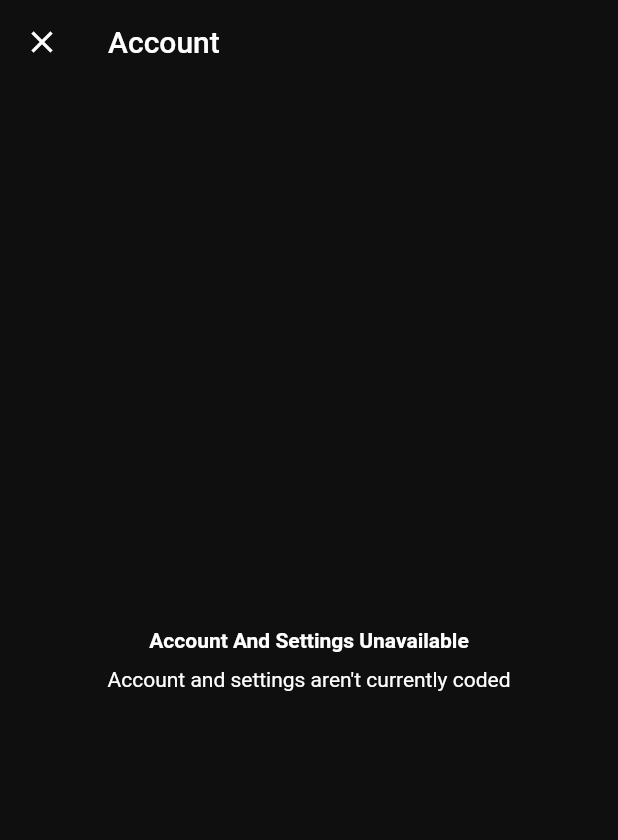
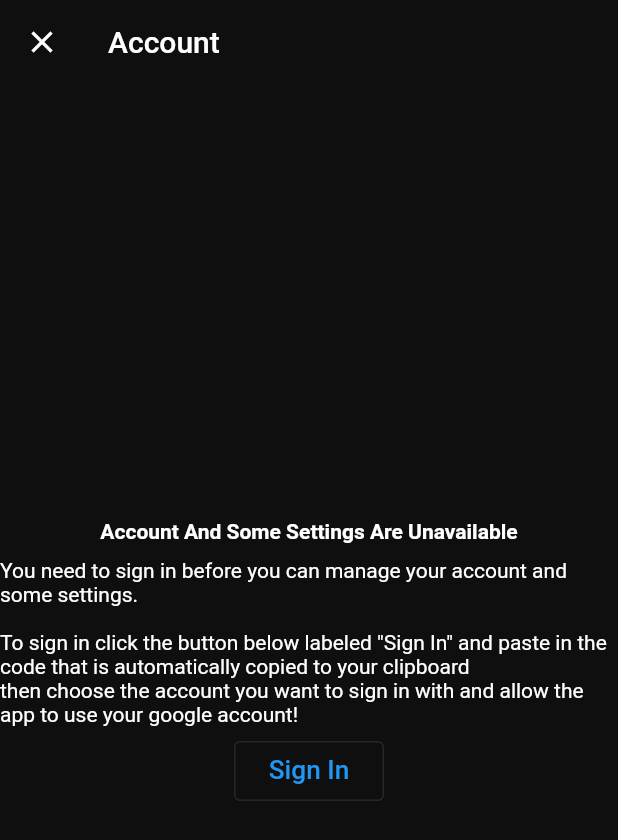
Before and after one commit to NickJ-7010/youtube_app, a Flutter app: the AccountPage screen opened directly, on a phone screen of 412 x 824 dp. Shown: the top 840 px of the screen. Run offline on Flutter 3.47's test engine with Material 2 defaults, Android fonts, the phone set to English and light mode, and no system bars; network calls fail.

Commit message:
Start sign in page

```diff
--- a/lib/pages.dart
+++ b/lib/pages.dart
@@ -7,3 +7,4 @@ export 'pages/cast.dart';
 export 'pages/notification.dart';
 export 'pages/search.dart';
 export 'pages/account.dart';
+export 'pages/sign_in.dart';
--- a/lib/pages/account.dart
+++ b/lib/pages/account.dart
@@ -1,4 +1,8 @@
+// ignore_for_file: avoid_print
+
 import 'package:flutter/material.dart';
+
+import '../pages.dart';
 
 class AccountPage extends StatelessWidget {
   @override
@@ -24,21 +28,60 @@ class AccountPage extends StatelessWidget {
         body: Center(
           child: Column(
             mainAxisAlignment: MainAxisAlignment.center,
-            children: const [
-              Padding(
+            children: [
+              const Padding(
                 padding: EdgeInsets.only(bottom: 10),
                 child: Text(
-                  'Account And Settings Unavailable',
+                  'Account And Some Settings Are Unavailable',
                   style: TextStyle(
                     fontWeight: FontWeight.bold,
                     color: Colors.white,
                   ),
                 ),
               ),
-              Text(
-                'Account and settings aren\'t currently coded',
+              const Text(
+                'You need to sign in before you can manage your account and some settings.\n',
                 style: TextStyle(
                   color: Colors.white,
+                ),
+              ),
+              const Text(
+                'To sign in click the button below labeled "Sign In" and paste in the code that is automatically copied to your clipboard',
+                style: TextStyle(
+                  color: Colors.white,
+                ),
+              ),
+              const Text(
+                'then choose the account you want to sign in with and allow the app to use your google account!',
+                style: TextStyle(
+                  color: Colors.white,
+                ),
+              ),
+              Padding(
+                padding: const EdgeInsets.only(top: 10),
+                child: Row(
+                  mainAxisAlignment: MainAxisAlignment.center,
+                  children: [
+                    SizedBox(
+                      height: 40,
+                      width: 100,
+                      child: OutlinedButton(
+                        onPressed: () {
+                          Navigator.push(
+                              context,
+                              MaterialPageRoute(
+                                  builder: (context) => SignInPage()));
+                        },
+                        style: OutlinedButton.styleFrom(
+                          side: const BorderSide(color: Colors.white10),
+                        ),
+                        child: const Text(
+                          'Sign In',
+                          textScaleFactor: 1.25,
+                        ),
+                      ),
+                    ),
+                  ],
                 ),
               ),
             ],
```
Also changed, not shown: lib/pages/sign_in.dart (added, +57 -0 lines).
